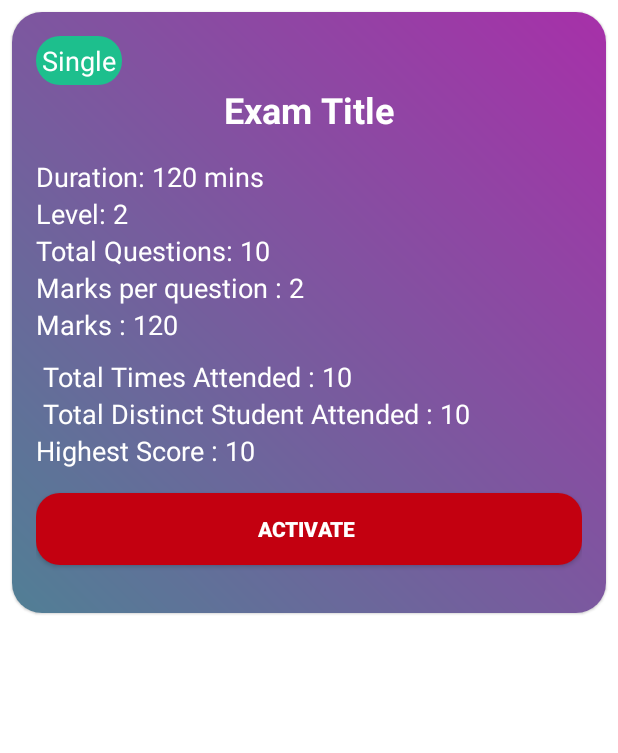
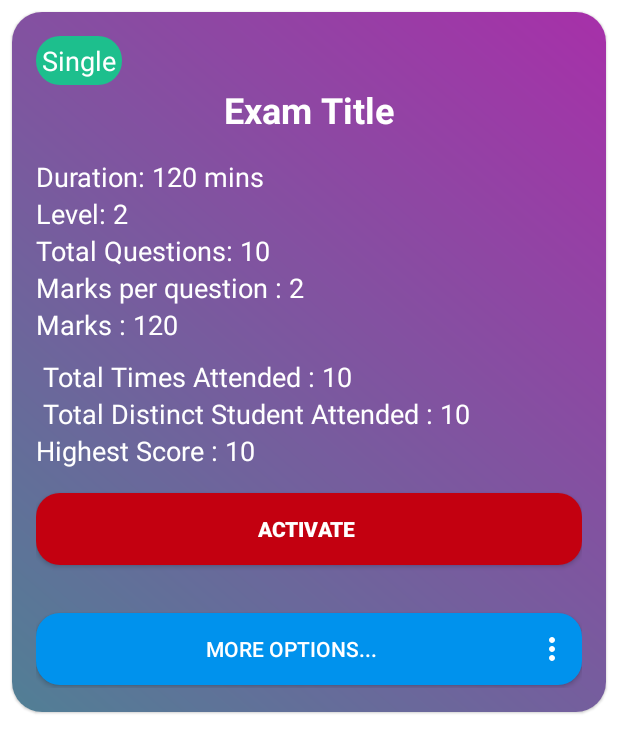
Before and after one commit to AnkitBorude/Abacus-exam-Android-app-frontend, an Android app: the layout item_admin_exam_card.xml on its own in the app's theme, with its tools: preview values and no code run, on a phone screen of 412 x 824 dp. Shown: the top 753 px of the screen. Run offline under Robolectric (Android 15) with nearby library versions, the phone set to English and light mode, and no system bars.

```diff
--- a/app/src/main/java/com/example/abacusapplication/data/ApiService.java
+++ b/app/src/main/java/com/example/abacusapplication/data/ApiService.java
@@ -83,6 +83,9 @@ public interface ApiService {
 
     @DELETE ("exam/{examId}/results")
     Call<ApiResponse<String>> deleteResults(@Path("examId") String examId);
+
+    @DELETE("result/{resultId}")
+    Call<ApiResponse<String>> deleteResult(@Path("resultId") String resultId);
     class Echoreponse{
        public boolean echoed;
     }
--- a/app/src/main/res/layout/item_admin_exam_card.xml
+++ b/app/src/main/res/layout/item_admin_exam_card.xml
@@ -118,5 +118,17 @@
             android:textStyle="bold"
             android:textColor="@android:color/white" />
 
+        <androidx.appcompat.widget.AppCompatButton
+            android:layout_width="match_parent"
+            android:layout_height="wrap_content"
+            android:layout_marginTop="16dp"
+            android:layout_marginBottom="2dp"
+            android:background="@drawable/roundbutton_blue"
+            android:padding="8dp"
+            android:text="More Options..."
+            android:drawableRight="@drawable/baseline_more_vert_24"
+            android:id="@+id/buttonMoreOptions"
+            android:textColor="@android:color/white" />
+
     </LinearLayout>
 </com.google.android.material.card.MaterialCardView>
```
Also changed, not shown: app/src/main/java/com/example/abacusapplication/ui/AdminAllExam.java (+104 -3 lines).
